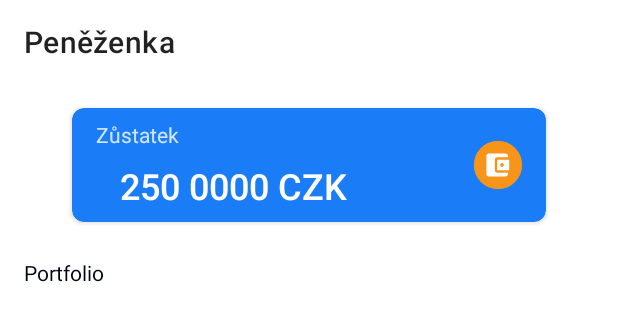
After one commit to MaderaJan/CryptoMock_public, an Android app: the layout fragment_wallet.xml on its own in the app's theme, with its tools: preview values and no code run, on a phone screen of 412 x 824 dp. The commit adds this screen. Shown: the top 321 px of the screen. Run offline under Robolectric (Android 15) with nearby library versions, the phone set to English and light mode, and no system bars.

Commit message:
add code and todos

```diff
--- a/app/src/main/java/cz/maderajan/cryptomock/MainActivity.kt
+++ b/app/src/main/java/cz/maderajan/cryptomock/MainActivity.kt
@@ -12,6 +12,8 @@ class MainActivity : AppCompatActivity() {
 
     override fun onCreate(savedInstanceState: Bundle?) {
         super.onCreate(savedInstanceState)
-        setContentView(binding.root)
+        setContentView(binding.root) // TODO 3. binding view
+
+        // TODO 7. Fragment manager
     }
 }
--- /dev/null
+++ b/app/src/main/java/cz/maderajan/cryptomock/ui/WalletFragment.kt
@@ -0,0 +1,6 @@
+package cz.maderajan.cryptomock.ui
+
+class WalletFragment {
+
+    // TODO 6. Bindovat view do wallet fragmentu
+}
--- a/app/src/main/res/layout/activity_main.xml
+++ b/app/src/main/res/layout/activity_main.xml
@@ -5,15 +5,13 @@
     android:layout_height="match_parent"
     android:orientation="vertical">
 
-    <TextView
-        style="@style/Text.Medium.Normal.Dark"
-        android:layout_width="wrap_content"
-        android:layout_height="wrap_content"
-        android:text="CRYPTO MOCK"
-        android:textAlignment="center"
-        app:layout_constraintBottom_toBottomOf="parent"
-        app:layout_constraintEnd_toEndOf="parent"
-        app:layout_constraintStart_toStartOf="parent"
+    <!--  TODO 1. Ukotvit fragment_container -->
+
+    <androidx.fragment.app.FragmentContainerView
+        android:id="@+id/fragment_container"
+        android:layout_width="match_parent"
+        android:layout_height="0dp"
+        app:layout_constraintBottom_toTopOf="@id/bottom_navigation"
         app:layout_constraintTop_toTopOf="parent" />
 
     <com.google.android.material.bottomnavigation.BottomNavigationView
--- /dev/null
+++ b/app/src/main/res/layout/fragment_wallet.xml
@@ -0,0 +1,81 @@
+<?xml version="1.0" encoding="utf-8"?>
+<LinearLayout xmlns:android="http://schemas.android.com/apk/res/android"
+    xmlns:app="http://schemas.android.com/apk/res-auto"
+    xmlns:tools="http://schemas.android.com/tools"
+    android:layout_width="match_parent"
+    android:layout_height="match_parent"
+    android:orientation="vertical">
+
+    <!--    TODO 4. Vytvořit view pro wallet-->
+
+    <androidx.appcompat.widget.Toolbar
+        android:id="@+id/toolbar"
+        android:layout_width="match_parent"
+        android:layout_height="wrap_content"
+        app:title="@string/main_bottom_menu_wallet" />
+
+    <androidx.cardview.widget.CardView
+        android:layout_width="match_parent"
+        android:layout_height="wrap_content"
+        android:layout_marginStart="48dp"
+        android:layout_marginTop="16dp"
+        android:layout_marginEnd="48dp"
+        android:backgroundTint="@color/color_secondary"
+        app:cardCornerRadius="8dp">
+
+        <androidx.constraintlayout.widget.ConstraintLayout
+            android:layout_width="match_parent"
+            android:layout_height="wrap_content"
+            android:paddingStart="16dp"
+            android:paddingTop="8dp"
+            android:paddingEnd="16dp"
+            android:paddingBottom="8dp">
+
+            <TextView
+                android:id="@+id/balance_label_text_view"
+                style="@style/Text.Regular.Normal.Light"
+                android:layout_width="wrap_content"
+                android:layout_height="wrap_content"
+                android:alpha="0.8"
+                android:text="@string/wallet_card_label_balance"
+                app:layout_constraintStart_toStartOf="parent"
+                app:layout_constraintTop_toTopOf="parent" />
+
+            <TextView
+                android:id="@+id/balance_text_view"
+                style="@style/Text.Medium.Large.Light"
+                android:layout_width="0dp"
+                android:layout_height="match_parent"
+                android:layout_marginStart="16dp"
+                android:layout_marginTop="8dp"
+                android:layout_marginEnd="8dp"
+                app:layout_constraintEnd_toStartOf="@id/exchange_button"
+                app:layout_constraintStart_toStartOf="parent"
+                app:layout_constraintTop_toBottomOf="@id/balance_label_text_view"
+                tools:text="250 0000 CZK" />
+
+            <ImageView
+                android:id="@+id/exchange_button"
+                style="@style/View.ClickAble.Round"
+                android:layout_width="wrap_content"
+                android:layout_height="wrap_content"
+                android:background="@drawable/ic_exchange_wallet_circle_primary"
+                android:src="@drawable/ic_exchange_wallet_circle_primary"
+                app:layout_constraintBottom_toBottomOf="parent"
+                app:layout_constraintEnd_toEndOf="parent"
+                app:layout_constraintTop_toTopOf="parent"
+                tools:ignore="ContentDescription" />
+
+        </androidx.constraintlayout.widget.ConstraintLayout>
+
+    </androidx.cardview.widget.CardView>
+
+    <TextView
+        style="@style/Text.Regular.Normal.Dark"
+        android:layout_width="wrap_content"
+        android:layout_height="wrap_content"
+        android:layout_marginStart="16dp"
+        android:layout_marginTop="24dp"
+        android:text="@string/wallet_label_portfolio" />
+
+</LinearLayout>
--- /dev/null
+++ b/app/src/main/res/layout/item_wallet.xml
@@ -0,0 +1,10 @@
+<?xml version="1.0" encoding="utf-8"?>
+<androidx.constraintlayout.widget.ConstraintLayout xmlns:android="http://schemas.android.com/apk/res/android"
+    android:layout_width="match_parent"
+    android:layout_height="wrap_content"
+    android:paddingTop="8dp"
+    android:paddingBottom="8dp">
+
+    <!-- TODO 5. Vytvořit view pro wallet item (S) -->
+
+</androidx.constraintlayout.widget.ConstraintLayout>
--- a/app/src/main/res/menu/menu_bottom_main.xml
+++ b/app/src/main/res/menu/menu_bottom_main.xml
@@ -7,10 +7,11 @@
         android:enabled="true"
         android:icon="@drawable/ic_pig_wallet" />
 
-    <item
-        android:id="@+id/action_exchange_rate"
-        android:title="@string/main_bottom_menu_exchange_rate"
-        android:enabled="true"
-        android:icon="@drawable/ic_exchange" />
+    <!--  TODO 2.  -->
+    <!--    <item-->
+    <!--        android:id="@+id/action_exchange_rate"-->
+    <!--        android:title="@string/main_bottom_menu_exchange_rate"-->
+    <!--        android:enabled="true"-->
+    <!--        android:icon="@drawable/ic_exchange" />-->
 
 </menu>
```
